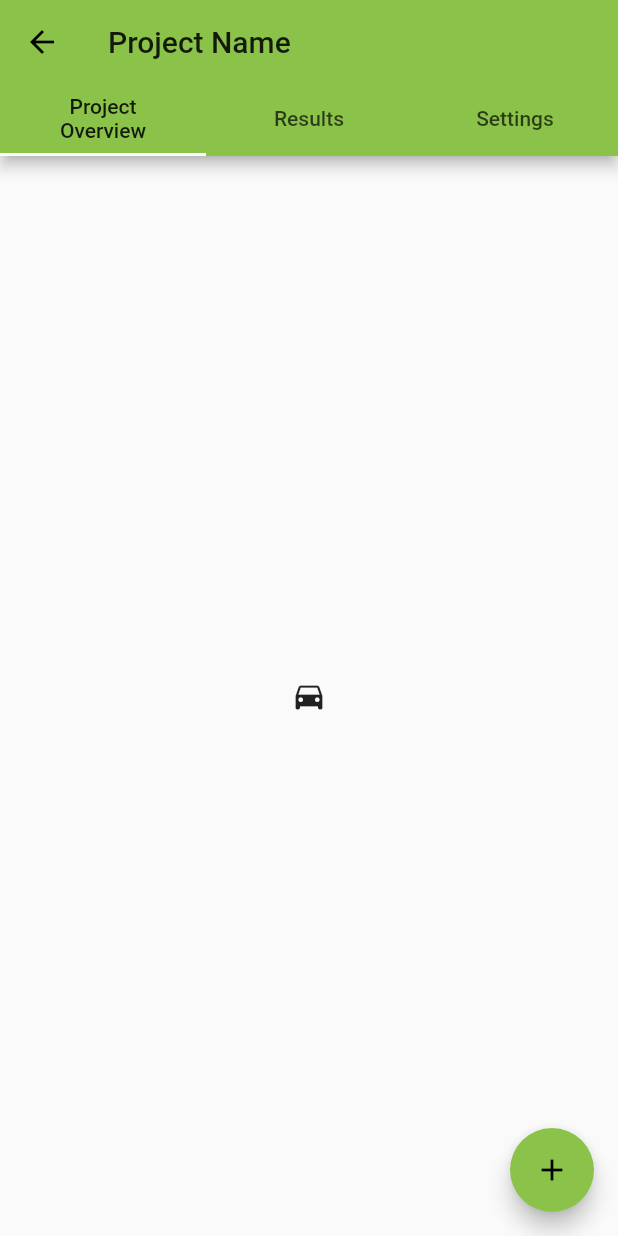
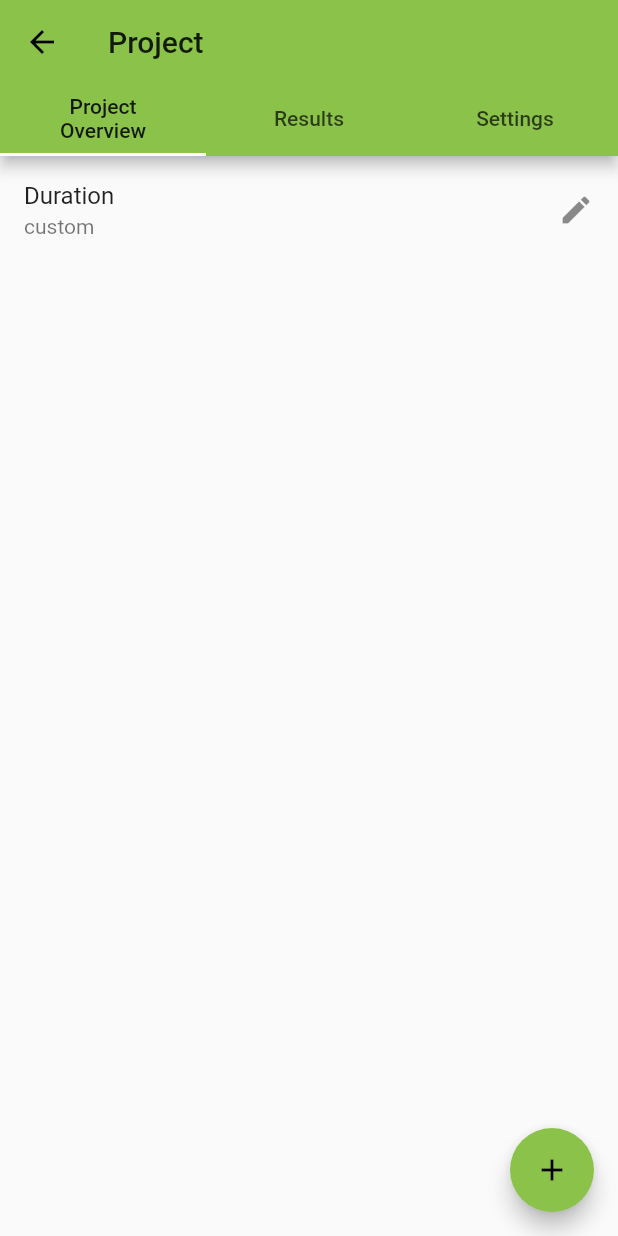
Before and after one commit to yashodgayashan/Behavioural-Science-Lab-Mobile-App, a Flutter app: the Menu screen opened directly, on a phone screen of 412 x 824 dp. Run offline on Flutter 3.47's test engine with Material 2 defaults, Android fonts, the phone set to English and light mode, and no system bars; Roboto replaces fonts that are missing (NeuzeitSBook).

Commit message:
Developed duration widget

```diff
--- a/lib/screens/menu_page.dart
+++ b/lib/screens/menu_page.dart
@@ -14,16 +14,22 @@ class _MenuState extends State<Menu> {
         appBar: AppBar(
           bottom: TabBar(
             tabs: [
-              Tab(child: Text("Project Overview",textAlign: TextAlign.center,)),
+              Tab(
+                  child: Text(
+                "Project Overview",
+                textAlign: TextAlign.center,
+              )),
               Tab(child: Text("Results")),
-              Tab(child: Text("Settings"),)
+              Tab(
+                child: Text("Settings"),
+              )
             ],
           ),
-          title: Text('Project Name'),
+          title: Text('Project'),
         ),
         body: TabBarView(
           children: [
-            Icon(Icons.directions_car),
+            projectOverViewWidget(context),
             Icon(Icons.directions_transit),
             Icon(Icons.settings)
           ],
@@ -35,4 +41,23 @@ class _MenuState extends State<Menu> {
       ),
     );
   }
+
+  Widget projectOverViewWidget(BuildContext context) {
+    return Column(
+      children: <Widget>[
+        durationWidget(context),
+
+      ],
+    );
+  }
+
+  Widget durationWidget(BuildContext context) {
+    return ListTile(
+      title: Text("Duration"),
+      subtitle: Text("custom"),
+      trailing: Icon(Icons.edit),
+    );
+  }
+
+
 }
```
